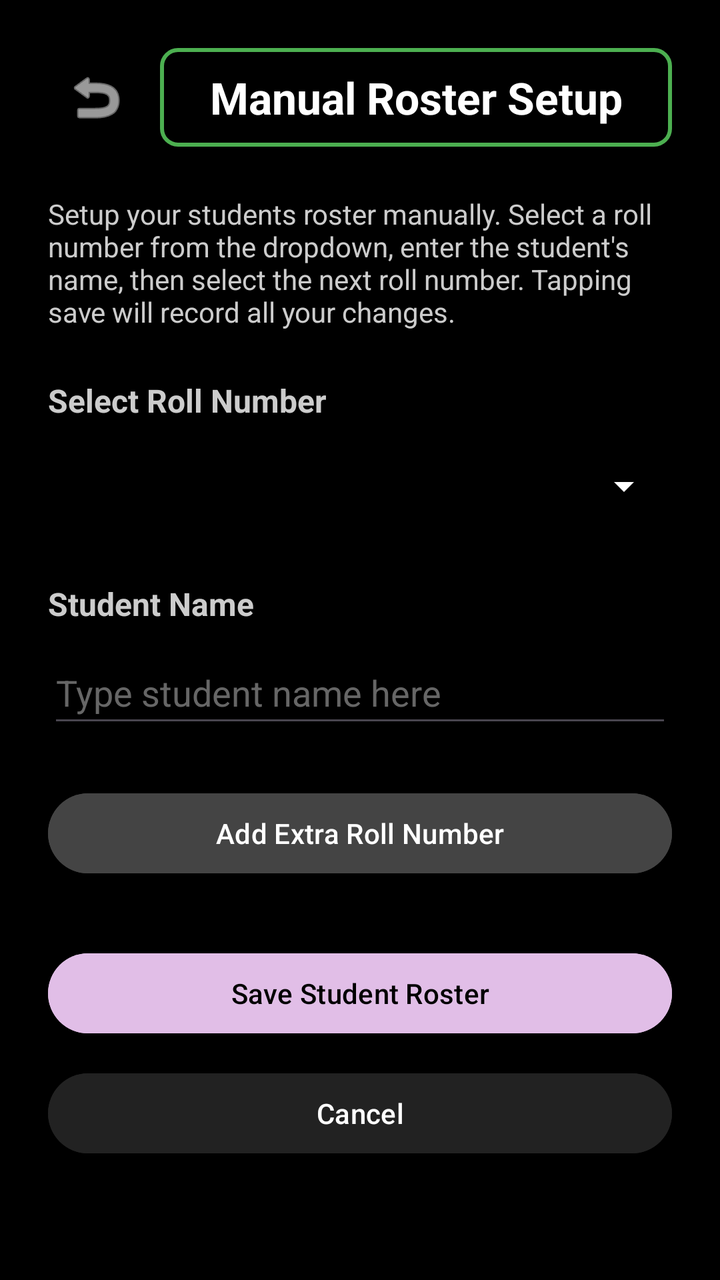
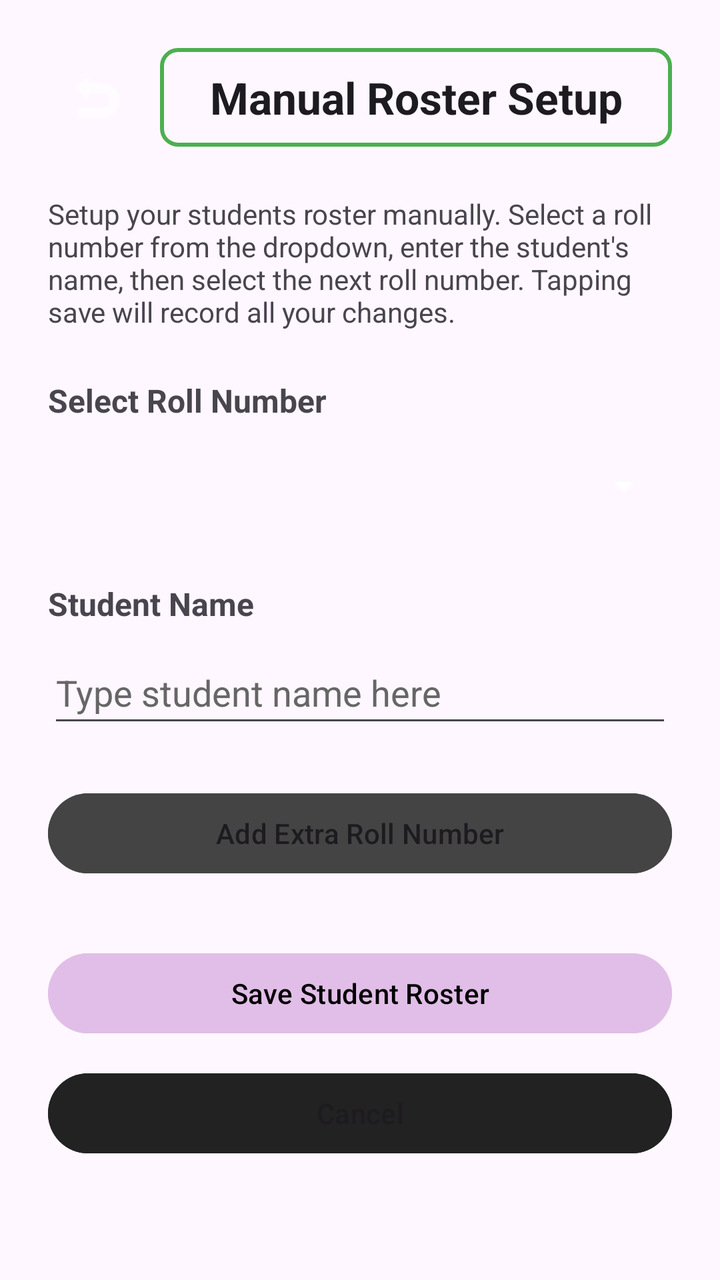

Screens rendered from an Android XML layout before and after an edit, with the pre-edit source and the edit as a unified diff.
<!-- AndroidManifest.xml: application theme Theme.VITeacherToolkit -->
<!-- res/layout/activity_add_students_manually.xml -->
<?xml version="1.0" encoding="utf-8"?>
<ScrollView xmlns:android="http://schemas.android.com/apk/res/android"
    android:id="@+id/root"
    android:layout_width="match_parent"
    android:layout_height="match_parent"
    android:fillViewport="true"
    android:isScrollContainer="true"
    android:importantForAccessibility="yes"
    android:background="#000000">

    <LinearLayout
        android:layout_width="match_parent"
        android:layout_height="wrap_content"
        android:orientation="vertical"
        android:padding="24dp">

        
        <LinearLayout
            android:layout_width="match_parent"
            android:layout_height="wrap_content"
            android:orientation="horizontal"
            android:gravity="center_vertical"
            android:layout_marginBottom="24dp">

            <ImageButton
                android:id="@+id/btnBack"
                android:layout_width="48dp"
                android:layout_height="48dp"
                android:background="?attr/selectableItemBackgroundBorderless"
                android:src="@android:drawable/ic_menu_revert"
                android:contentDescription="Go back"
                android:tint="#FFFFFF"
                android:padding="12dp"
                android:layout_marginRight="8dp" />

            <TextView
                android:id="@+id/tvTitle"
                android:layout_width="0dp"
                android:layout_height="wrap_content"
                android:layout_weight="1"
                android:text="Manual Roster Setup"
                android:textColor="#FFFFFF"
                android:textSize="22sp"
                android:textStyle="bold"
                android:background="@drawable/border_green"
                android:gravity="center"
                android:accessibilityHeading="true"
                android:importantForAccessibility="yes" />
        </LinearLayout>

        <TextView
            android:layout_width="match_parent"
            android:layout_height="wrap_content"
            android:text="Setup your students roster manually. Select a roll number from the dropdown, enter the student's name, then select the next roll number. Tapping save will record all your changes."
            android:textColor="#CCCCCC"
            android:textSize="14sp"
            android:layout_marginBottom="24dp"
            android:importantForAccessibility="yes" />

        
        <TextView
            android:id="@+id/tvRollNumberLabel"
            android:layout_width="match_parent"
            android:layout_height="wrap_content"
            android:text="Select Roll Number"
            android:textColor="#CCCCCC"
            android:textSize="16sp"
            android:textStyle="bold"
            android:layout_marginBottom="8dp"
            android:importantForAccessibility="no" />

        <Spinner
            android:id="@+id/spRollNumber"
            android:layout_width="match_parent"
            android:layout_height="wrap_content"
            android:minHeight="48dp"
            android:layout_marginBottom="24dp"
            android:backgroundTint="#FFFFFF"
            android:contentDescription="Select roll number dropdown"
            android:spinnerMode="dropdown"
            android:importantForAccessibility="yes" />

        
        <TextView
            android:id="@+id/tvStudentNameLabel"
            android:layout_width="match_parent"
            android:layout_height="wrap_content"
            android:text="Student Name"
            android:textColor="#CCCCCC"
            android:textSize="16sp"
            android:textStyle="bold"
            android:layout_marginBottom="8dp"
            android:importantForAccessibility="no"
            android:labelFor="@id/etStudentName" />

        <EditText
            android:id="@+id/etStudentName"
            android:layout_width="match_parent"
            android:layout_height="wrap_content"
            android:minHeight="48dp"
            android:hint="Type student name here"
            android:textColor="#FFFFFF"
            android:textColorHint="#666666"
            android:inputType="textPersonName"
            android:maxLines="1"
            android:singleLine="true"
            android:imeOptions="actionDone"
            android:layout_marginBottom="24dp"
            android:contentDescription="Student name edit box"
            android:importantForAccessibility="yes" />

        
        <Button
            android:id="@+id/btnAddExtraRoll"
            android:layout_width="match_parent"
            android:layout_height="wrap_content"
            android:minHeight="48dp"
            android:text="Add Extra Roll Number"
            android:textColor="#FFFFFF"
            android:backgroundTint="#FF444444"
            android:contentDescription="Add Extra Roll Number. Creates a new roll number slot and selects it."
            android:layout_marginBottom="32dp" />

        
        <Button
            android:id="@+id/btnSaveRoster"
            android:layout_width="match_parent"
            android:layout_height="wrap_content"
            android:minHeight="48dp"
            android:text="Save Student Roster"
            android:textColor="#000000"
            android:backgroundTint="@color/lavender"
            android:contentDescription="Save student roster"
            android:layout_marginBottom="12dp" />

        <Button
            android:id="@+id/btnCancel"
            android:layout_width="match_parent"
            android:layout_height="wrap_content"
            android:minHeight="48dp"
            android:text="Cancel"
            android:textColor="#FFFFFF"
            android:backgroundTint="#FF222222"
            android:contentDescription="Cancel manual setup"
            android:layout_marginBottom="24dp" />

    </LinearLayout>
</ScrollView>
<!-- resources referenced by this layout -->
<resources>
  <color name="lavender">#FFE1BEE7</color>
  <!-- drawable border_green (drawable) -->
  <?xml version="1.0" encoding="utf-8"?>
  <shape xmlns:android="http://schemas.android.com/apk/res/android"
      android:shape="rectangle">
      <stroke
          android:width="2dp"
          android:color="#FF4CAF50" /> 
      <padding
          android:left="16dp"
          android:top="10dp"
          android:right="16dp"
          android:bottom="10dp" />
      <corners
          android:radius="8dp" />
  </shape>
  <style name="Theme.VITeacherToolkit" parent="Base.Theme.VITeacherToolkit" />
  <style name="Base.Theme.VITeacherToolkit" parent="Theme.Material3.DayNight.NoActionBar">
          
          <item name="colorPrimary">@color/lavender</item>
          <item name="colorOnPrimary">@color/black</item>
  
          
          <item name="android:spinnerStyle">@style/CustomSpinnerStyle</item>
          <item name="android:spinnerItemStyle">@style/CustomSpinnerItemStyle</item>
          <item name="android:spinnerDropDownItemStyle">@style/CustomSpinnerDropDownItemStyle</item>
          <item name="spinnerDropDownItemStyle">@style/CustomSpinnerDropDownItemStyle</item>
      </style>
  <color name="black">#FF000000</color>
  <style name="CustomSpinnerStyle" parent="Widget.AppCompat.Spinner">
          <item name="android:popupBackground">@color/grey_dark</item>
      </style>
  <style name="CustomSpinnerItemStyle" parent="Widget.AppCompat.TextView.SpinnerItem">
          <item name="android:textColor">@color/white</item>
          <item name="android:textSize">16sp</item>
      </style>
  <style name="CustomSpinnerDropDownItemStyle" parent="Widget.AppCompat.DropDownItem.Spinner">
          <item name="android:textColor">@color/white</item>
          <item name="android:background">@color/grey_dark</item>
          <item name="android:checkMarkTint">@color/lavender</item>
          <item name="android:textSize">16sp</item>
          <item name="android:padding">12dp</item>
      </style>
  <color name="grey_dark">#FF333333</color>
  <color name="white">#FFFFFFFF</color>
</resources>

<!-- the commit's change to res/layout/activity_add_students_manually.xml (unified diff, before → after) -->
@@ -6,7 +6,7 @@
     android:fillViewport="true"
     android:isScrollContainer="true"
     android:importantForAccessibility="yes"
-    android:background="#000000">
+    android:background="?android:attr/windowBackground">
 
     <LinearLayout
         android:layout_width="match_parent"
@@ -39,7 +39,7 @@
                 android:layout_height="wrap_content"
                 android:layout_weight="1"
                 android:text="Manual Roster Setup"
-                android:textColor="#FFFFFF"
+                android:textColor="?android:attr/textColorPrimary"
                 android:textSize="22sp"
                 android:textStyle="bold"
                 android:background="@drawable/border_green"
@@ -52,7 +52,7 @@
             android:layout_width="match_parent"
             android:layout_height="wrap_content"
             android:text="Setup your students roster manually. Select a roll number from the dropdown, enter the student's name, then select the next roll number. Tapping save will record all your changes."
-            android:textColor="#CCCCCC"
+            android:textColor="?android:attr/textColorSecondary"
             android:textSize="14sp"
             android:layout_marginBottom="24dp"
             android:importantForAccessibility="yes" />
@@ -63,7 +63,7 @@
             android:layout_width="match_parent"
             android:layout_height="wrap_content"
             android:text="Select Roll Number"
-            android:textColor="#CCCCCC"
+            android:textColor="?android:attr/textColorSecondary"
             android:textSize="16sp"
             android:textStyle="bold"
             android:layout_marginBottom="8dp"
@@ -86,7 +86,7 @@
             android:layout_width="match_parent"
             android:layout_height="wrap_content"
             android:text="Student Name"
-            android:textColor="#CCCCCC"
+            android:textColor="?android:attr/textColorSecondary"
             android:textSize="16sp"
             android:textStyle="bold"
             android:layout_marginBottom="8dp"
@@ -99,7 +99,7 @@
             android:layout_height="wrap_content"
             android:minHeight="48dp"
             android:hint="Type student name here"
-            android:textColor="#FFFFFF"
+            android:textColor="?android:attr/textColorPrimary"
             android:textColorHint="#666666"
             android:inputType="textPersonName"
             android:maxLines="1"
@@ -116,7 +116,7 @@
             android:layout_height="wrap_content"
             android:minHeight="48dp"
             android:text="Add Extra Roll Number"
-            android:textColor="#FFFFFF"
+            android:textColor="?android:attr/textColorPrimary"
             android:backgroundTint="#FF444444"
             android:contentDescription="Add Extra Roll Number. Creates a new roll number slot and selects it."
             android:layout_marginBottom="32dp" />
@@ -139,7 +139,7 @@
             android:layout_height="wrap_content"
             android:minHeight="48dp"
             android:text="Cancel"
-            android:textColor="#FFFFFF"
+            android:textColor="?android:attr/textColorPrimary"
             android:backgroundTint="#FF222222"
             android:contentDescription="Cancel manual setup"
             android:layout_marginBottom="24dp" />
<!-- resource entries referenced after the edit -->
@@ -30,20 +30,20 @@
       </style>
   <color name="black">#FF000000</color>
   <style name="CustomSpinnerStyle" parent="Widget.AppCompat.Spinner">
-          <item name="android:popupBackground">@color/grey_dark</item>
+          <item name="android:popupBackground">@color/white</item>
       </style>
   <style name="CustomSpinnerItemStyle" parent="Widget.AppCompat.TextView.SpinnerItem">
-          <item name="android:textColor">@color/white</item>
+          <item name="android:textColor">@color/black</item>
           <item name="android:textSize">16sp</item>
       </style>
   <style name="CustomSpinnerDropDownItemStyle" parent="Widget.AppCompat.DropDownItem.Spinner">
-          <item name="android:textColor">@color/white</item>
-          <item name="android:background">@color/grey_dark</item>
-          <item name="android:checkMarkTint">@color/lavender</item>
+          <item name="android:textColor">@color/black</item>
+          <item name="android:background">@color/white</item>
+          <item name="android:checkMarkTint">@color/lavender_dark</item>
           <item name="android:textSize">16sp</item>
           <item name="android:padding">12dp</item>
       </style>
-  <color name="grey_dark">#FF333333</color>
   <color name="white">#FFFFFFFF</color>
+  <color name="lavender_dark">#FFB080FF</color>
 </resources>
 
